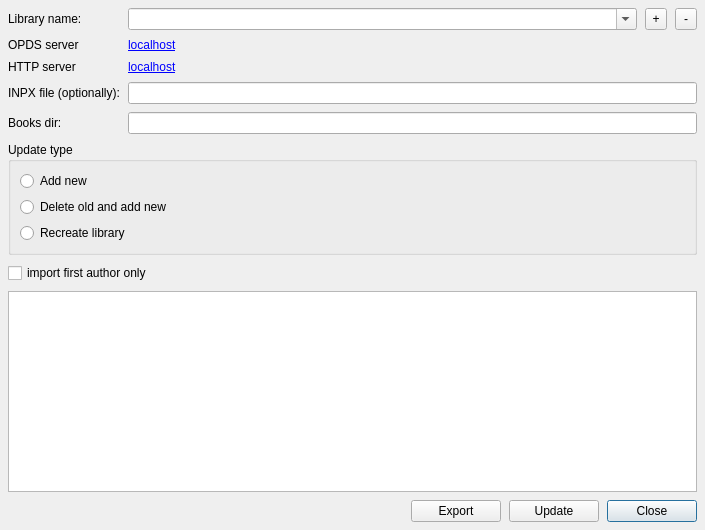
This is freeLib/src/addlibrary.ui in petrovvlad/freeLib as Qt 5 draws it before an edit. The edited form follows.
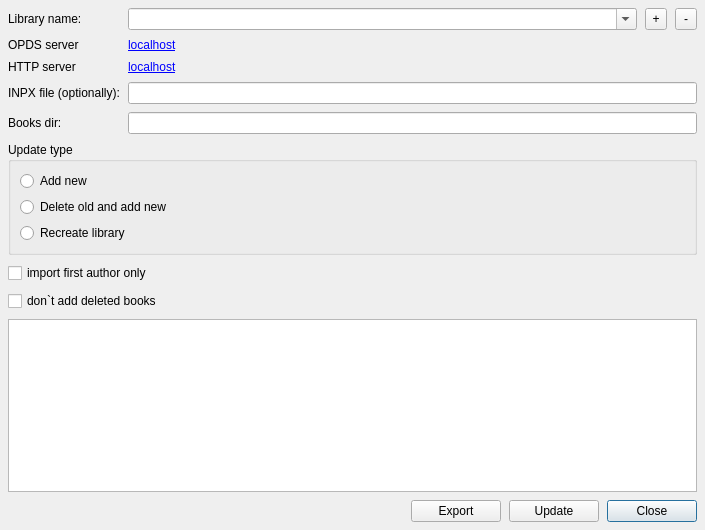
This is the edited form. Icons and pictures are not drawn.

What changed in the file:
```diff
--- a/freeLib/src/addlibrary.ui
+++ b/freeLib/src/addlibrary.ui
@@ -191,6 +191,13 @@
      </property>
     </widget>
    </item>
+   <item>
+    <widget class="QCheckBox" name="checkwoDeleted">
+     <property name="text">
+      <string>don`t add deleted books</string>
+     </property>
+    </widget>
+   </item>
    <item>
     <widget class="QListWidget" name="Log">
      <property name="focusPolicy">
```
Left out of the diff: 6 changed lines with no effect on the pictures.
